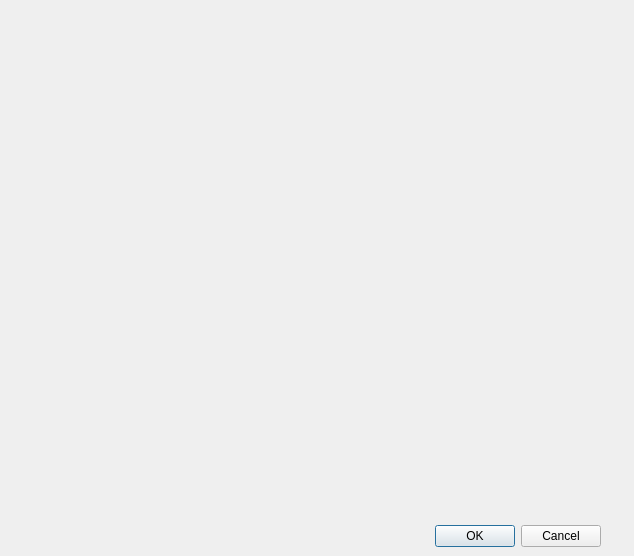
Above: suview.ui from ShemK/Open-Source-Spectrum-Access-System before the change. Below: the same form after it.
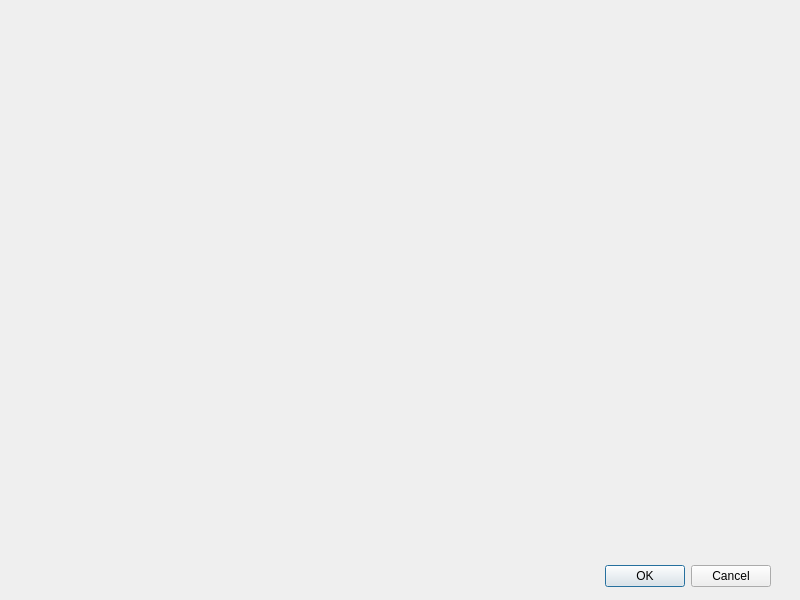
That is the form after the change.

```diff
--- a/suview.ui
+++ b/suview.ui
@@ -6,8 +6,8 @@
    <rect>
     <x>0</x>
     <y>0</y>
-    <width>634</width>
-    <height>556</height>
+    <width>800</width>
+    <height>600</height>
    </rect>
   </property>
   <property name="windowTitle">
@@ -16,8 +16,8 @@
   <widget class="QDialogButtonBox" name="buttonBox">
    <property name="geometry">
     <rect>
-     <x>260</x>
-     <y>520</y>
+     <x>430</x>
+     <y>560</y>
      <width>341</width>
      <height>32</height>
     </rect>
@@ -32,10 +32,10 @@
   <widget class="QWidget" name="gridLayoutWidget">
    <property name="geometry">
     <rect>
-     <x>50</x>
-     <y>40</y>
-     <width>521</width>
-     <height>431</height>
+     <x>0</x>
+     <y>0</y>
+     <width>771</width>
+     <height>561</height>
     </rect>
    </property>
    <layout class="QGridLayout" name="myGrid"/>
```
